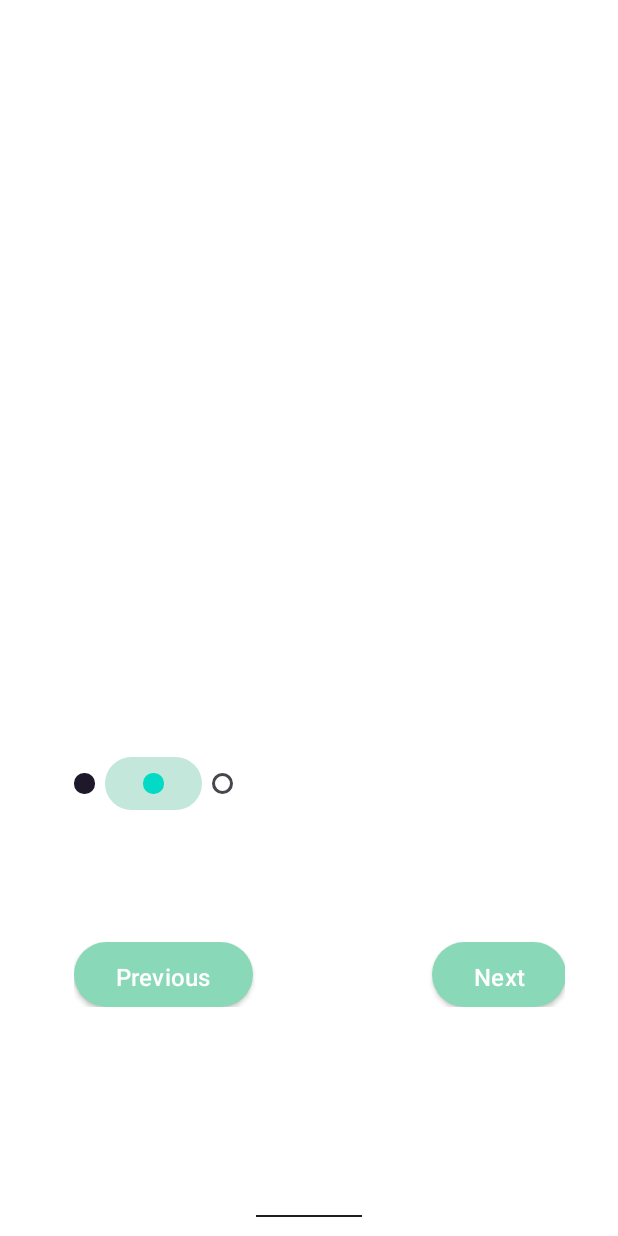
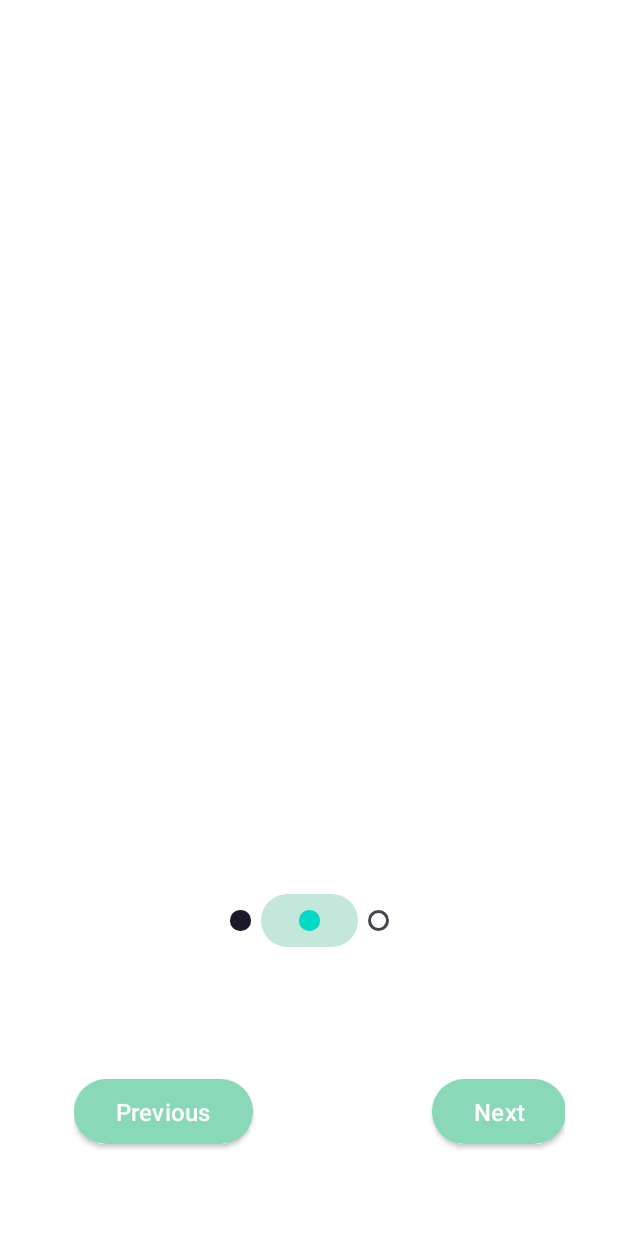
Before and after one commit to Detective-Khalifah/GradTrack, an Android app: the screen it shows after launch (OnboardingScreenOneActivity), on a phone screen of 412 x 824 dp. Run offline under Robolectric (Android 15) with nearby library versions, the phone set to English and light mode, and no system bars; our stand-ins replace data binding; 6 statements that could not run were skipped.

Commit message:
Refactor activity_onboarding_screen_one.xml & activity_onboarding_screen_two.xml

```diff
--- a/app/src/main/java/com/blogspot/thengnet/modules/signupscreenseven/ui/SignUpScreenSevenActivity.kt
+++ b/app/src/main/java/com/blogspot/thengnet/modules/signupscreenseven/ui/SignUpScreenSevenActivity.kt
@@ -8,10 +8,8 @@ import com.blogspot.thengnet.R
 import com.blogspot.thengnet.appcomponents.base.BaseActivity
 import com.blogspot.thengnet.databinding.ActivitySignUpScreenSevenBinding
 import com.blogspot.thengnet.modules.dashboardzero.ui.DashboardZeroActivity
-import com.blogspot.thengnet.modules.signupscreenseven.`data`.viewmodel.SignUpScreenSevenVM
+import com.blogspot.thengnet.modules.signupscreenseven.data.viewmodel.SignUpScreenSevenVM
 import com.blogspot.thengnet.modules.signupscreensix.ui.SignUpScreenSixActivity
-import kotlin.String
-import kotlin.Unit
 
 class SignUpScreenSevenActivity :
     BaseActivity<ActivitySignUpScreenSevenBinding>(R.layout.activity_sign_up_screen_seven) {
@@ -30,7 +28,7 @@ class SignUpScreenSevenActivity :
     binding.imageArrowleft.setOnClickListener {
       finish()
     }
-    binding.linearPrevNextButto.setOnClickListener {
+    binding.linearPrevNextButton.setOnClickListener {
       val destIntent = DashboardZeroActivity.getIntent(this, null)
       startActivity(destIntent)
     }
--- a/app/src/main/res/layout/activity_onboarding_screen_one.xml
+++ b/app/src/main/res/layout/activity_onboarding_screen_one.xml
@@ -1,102 +1,130 @@
 <?xml version="1.0" encoding="UTF-8"?>
-<layout xmlns:android="http://schemas.android.com/apk/res/android" xmlns:tools="http://schemas.android.com/tools">
+<layout xmlns:android="http://schemas.android.com/apk/res/android"
+    xmlns:app="http://schemas.android.com/apk/res-auto"
+    xmlns:tools="http://schemas.android.com/tools">
+
     <data>
-        <variable name="onboardingScreenOneVM" type="com.blogspot.thengnet.modules.onboardingscreenone.data.viewmodel.OnboardingScreenOneVM"/>
+
+        <variable
+            name="onboardingScreenOneVM"
+            type="com.blogspot.thengnet.modules.onboardingscreenone.data.viewmodel.OnboardingScreenOneVM" />
     </data>
-    <LinearLayout android:id="@+id/linearOnboardingScreenOne"
-        android:layout_height="match_parent"
+
+    <androidx.constraintlayout.widget.ConstraintLayout
+        android:id="@+id/constraintOnboardingScreenOne"
+        style="@style/groupStylewhite_A700"
         android:layout_width="match_parent"
-        android:orientation="vertical" style="@style/groupStylewhite_A700">
-        <ImageView android:gravity="start"
+        android:layout_height="match_parent">
+
+        <ImageView
             android:id="@+id/imageImageprocessin"
+            imageRes="@{@drawable/img_imageprocessin_271x360}"
+            android:layout_width="0dp"
             android:layout_height="@dimen/_271pxv"
-            android:layout_marginTop="@dimen/_159pxv"
-            android:layout_width="match_parent"
+            android:gravity="start"
             android:scaleType="fitXY"
-            imageRes="@{@drawable/img_imageprocessin_271x360}"
-            tools:ignore="ContentDescription" tools:src="@drawable/img_imageprocessin_271x360"/>
-        <LinearLayout android:gravity="center_vertical"
+            app:layout_constraintBottom_toBottomOf="parent"
+            app:layout_constraintEnd_toEndOf="parent"
+            app:layout_constraintStart_toStartOf="parent"
+            app:layout_constraintTop_toTopOf="parent"
+            tools:ignore="ContentDescription"
+            tools:src="@drawable/img_imageprocessin_271x360" />
+
+        <LinearLayout
             android:id="@+id/linearOnboardingProg"
+            android:layout_width="wrap_content"
             android:layout_height="wrap_content"
-            android:layout_marginEnd="@dimen/_43pxh"
             android:layout_marginStart="@dimen/_43pxh"
             android:layout_marginTop="@dimen/_33pxv"
-            android:layout_width="wrap_content" android:orientation="horizontal">
+            android:layout_marginEnd="@dimen/_43pxh"
+            android:gravity="center_vertical"
+            android:orientation="horizontal"
+            app:layout_constraintEnd_toEndOf="parent"
+            app:layout_constraintStart_toStartOf="parent"
+            app:layout_constraintTop_toBottomOf="@id/imageImageprocessin">
+
             <View
-                android:background="@drawable/rectangle_bg_gray_901_radius_6"
                 android:id="@+id/viewIcon"
+                android:layout_width="@dimen/_12pxh"
                 android:layout_height="@dimen/_12pxh"
+                android:layout_marginTop="@dimen/_10pxv"
                 android:layout_marginBottom="@dimen/_10pxv"
-                android:layout_marginTop="@dimen/_10pxv" android:layout_width="@dimen/_12pxh"/>
-            <LinearLayout android:gravity="center_horizontal"
+                android:background="@drawable/rectangle_bg_gray_901_radius_6" />
+
+            <LinearLayout
                 android:id="@+id/linearSegment"
+                style="@style/groupStylegreen_100cornerRadius"
+                android:layout_width="0dp"
                 android:layout_height="wrap_content"
                 android:layout_marginStart="@dimen/_6pxh"
-                android:layout_weight="0.7" android:layout_width="0dp"
-                android:orientation="vertical" style="@style/groupStylegreen_100cornerRadius">
+                android:layout_weight="0.7"
+                android:gravity="center_horizontal"
+                android:orientation="vertical">
+
                 <View
-                    android:background="@drawable/rectangle_bg_teal_200_radius_6"
                     android:id="@+id/viewIconOne"
+                    android:layout_width="@dimen/_12pxh"
+                    android:layout_height="@dimen/_12pxh"
                     android:layout_gravity="center_horizontal"
-                    android:layout_height="@dimen/_12pxh"
+                    android:layout_marginStart="@dimen/_22pxh"
+                    android:layout_marginTop="@dimen/_10pxv"
+                    android:layout_marginEnd="@dimen/_22pxh"
                     android:layout_marginBottom="@dimen/_10pxv"
-                    android:layout_marginEnd="@dimen/_22pxh"
-                    android:layout_marginStart="@dimen/_22pxh"
-                    android:layout_marginTop="@dimen/_10pxv" android:layout_width="@dimen/_12pxh"/>
+                    android:background="@drawable/rectangle_bg_teal_200_radius_6" />
             </LinearLayout>
+
             <View
-                android:background="@drawable/rectangle_border_gray_800_radius_6"
                 android:id="@+id/viewIconTwo"
+                android:layout_width="@dimen/_12pxh"
                 android:layout_height="@dimen/_12pxh"
+                android:layout_marginStart="@dimen/_6pxh"
+                android:layout_marginTop="@dimen/_10pxv"
                 android:layout_marginBottom="@dimen/_10pxv"
-                android:layout_marginStart="@dimen/_6pxh"
-                android:layout_marginTop="@dimen/_10pxv" android:layout_width="@dimen/_12pxh"/>
+                android:background="@drawable/rectangle_border_gray_800_radius_6" />
         </LinearLayout>
-        <LinearLayout android:id="@+id/linearPrevNextButto"
+
+        <LinearLayout
+            android:id="@+id/linearPrevNextButton"
+            android:layout_width="match_parent"
             android:layout_height="wrap_content"
-            android:layout_marginEnd="@dimen/_31pxh"
             android:layout_marginStart="@dimen/_43pxh"
             android:layout_marginTop="@dimen/_81pxv"
-            android:layout_width="match_parent" android:orientation="horizontal">
+            android:layout_marginEnd="@dimen/_31pxh"
+            android:orientation="horizontal"
+            app:layout_constraintEnd_toEndOf="parent"
+            app:layout_constraintStart_toStartOf="parent"
+            app:layout_constraintTop_toBottomOf="@id/linearOnboardingProg">
+
             <androidx.appcompat.widget.AppCompatButton
-                android:ellipsize="end" android:gravity="center"
                 android:id="@+id/btnPrevious"
+                style="@style/btnSolidRounded"
+                android:layout_width="@dimen/_104pxh"
                 android:layout_height="@dimen/_40pxv"
-                android:layout_width="@dimen/_104pxh"
+                android:layout_marginBottom="@dimen/_8pxh"
+                android:ellipsize="end"
+                android:gravity="center"
                 android:letterSpacing="0.01"
                 android:lineSpacingExtra="@dimen/_3pxh"
-                android:paddingBottom="@dimen/_11pxv"
-                android:paddingEnd="@dimen/_24pxh"
-                android:paddingStart="@dimen/_24pxh"
-                android:paddingTop="@dimen/_11pxv"
                 android:singleLine="true"
                 android:text="@string/lbl_previous"
                 android:textAllCaps="false"
-                style="@style/btnSolidRounded" tools:text="@string/lbl_previous"/>
+                tools:text="@string/lbl_previous" />
+
             <androidx.appcompat.widget.AppCompatButton
-                android:ellipsize="end" android:gravity="center"
                 android:id="@+id/btnNext"
+                style="@style/btnSolidRounded"
+                android:layout_width="@dimen/_78pxh"
                 android:layout_height="@dimen/_40pxv"
                 android:layout_marginStart="@dimen/_104pxh"
-                android:layout_width="@dimen/_78pxh"
+                android:layout_marginBottom="@dimen/_8pxh"
+                android:ellipsize="end"
+                android:gravity="center"
                 android:letterSpacing="0.01"
                 android:lineSpacingExtra="@dimen/_3pxh"
-                android:paddingBottom="@dimen/_11pxv"
-                android:paddingEnd="@dimen/_24pxh"
-                android:paddingStart="@dimen/_24pxh"
-                android:paddingTop="@dimen/_11pxv"
                 android:singleLine="true"
                 android:text="@string/lbl_next"
                 android:textAllCaps="false"
-                style="@style/btnSolidRounded" tools:text="@string/lbl_next"/>
+                tools:text="@string/lbl_next" />
         </LinearLayout>
-        <View android:background="@drawable/rectangle_bg_gray_900"
-            android:id="@+id/lineHome"
-            android:layout_gravity="center_horizontal"
-            android:layout_height="@dimen/_1pxv"
-            android:layout_marginBottom="@dimen/_9pxv"
-            android:layout_marginEnd="@dimen/_43pxh"
-            android:layout_marginStart="@dimen/_43pxh"
-            android:layout_marginTop="@dimen/_127pxv" android:layout_width="@dimen/_62pxh"/>
-    </LinearLayout>
+    </androidx.constraintlayout.widget.ConstraintLayout>
 </layout>
--- a/app/src/main/res/layout/activity_onboarding_screen_zero.xml
+++ b/app/src/main/res/layout/activity_onboarding_screen_zero.xml
@@ -11,7 +11,7 @@
     </data>
 
     <androidx.constraintlayout.widget.ConstraintLayout
-        android:id="@+id/constraintOnboardingScreenZ"
+        android:id="@+id/constraintOnboardingScreenZero"
         style="@style/groupStylewhite_A700"
         android:layout_width="match_parent"
         android:layout_height="match_parent">
--- a/app/src/main/res/layout/activity_sign_up_screen_five.xml
+++ b/app/src/main/res/layout/activity_sign_up_screen_five.xml
@@ -73,7 +73,7 @@
                 android:orientation="vertical"
                 app:layoutManager="androidx.recyclerview.widget.LinearLayoutManager"
                 itemSpace="@{@dimen/_9pxh}" tools:itemCount="2" tools:listitem="@layout/row_listcreatefromfra1"/>
-            <LinearLayout android:id="@+id/linearPrevNextButto"
+            <LinearLayout android:id="@+id/linearPrevNextButton"
                 android:layout_height="wrap_content"
                 android:layout_marginTop="@dimen/_49pxv"
                 android:layout_width="match_parent" android:orientation="horizontal">
--- a/app/src/main/res/layout/activity_sign_up_screen_four.xml
+++ b/app/src/main/res/layout/activity_sign_up_screen_four.xml
@@ -73,7 +73,7 @@
                 android:orientation="vertical"
                 app:layoutManager="androidx.recyclerview.widget.LinearLayoutManager"
                 itemSpace="@{@dimen/_28pxh}" tools:itemCount="2" tools:listitem="@layout/row_listcreatefromfra"/>
-            <LinearLayout android:id="@+id/linearPrevNextButto"
+            <LinearLayout android:id="@+id/linearPrevNextButton"
                 android:layout_height="wrap_content"
                 android:layout_marginTop="@dimen/_30pxv"
                 android:layout_width="match_parent" android:orientation="horizontal">
--- a/app/src/main/res/layout/activity_sign_up_screen_one.xml
+++ b/app/src/main/res/layout/activity_sign_up_screen_one.xml
@@ -235,7 +235,7 @@
                     app:layoutManager="androidx.recyclerview.widget.LinearLayoutManager"
                     itemSpace="@{@dimen/_20pxh}" tools:itemCount="3" tools:listitem="@layout/row_listlabeltext1"/>
             </LinearLayout>
-            <LinearLayout android:id="@+id/linearPrevNextButto"
+            <LinearLayout android:id="@+id/linearPrevNextButton"
                 android:layout_height="wrap_content"
                 android:layout_marginEnd="@dimen/_3pxh"
                 android:layout_marginStart="@dimen/_2pxh"
--- a/app/src/main/res/layout/activity_sign_up_screen_seven.xml
+++ b/app/src/main/res/layout/activity_sign_up_screen_seven.xml
@@ -162,7 +162,7 @@
                 android:text="@{signUpScreenSevenVM.signUpScreenSevenModel.txtDidntreceive}"
                 style="@style/txtRobotoromanregular14" tools:text="@string/msg_didn_t_receive"/>
             <LinearLayout android:gravity="end"
-                android:id="@+id/linearPrevNextButto"
+                android:id="@+id/linearPrevNextButton"
                 android:layout_height="wrap_content"
                 android:layout_marginStart="@dimen/_10pxh"
                 android:layout_marginTop="@dimen/_146pxv"
--- a/app/src/main/res/layout/activity_sign_up_screen_six.xml
+++ b/app/src/main/res/layout/activity_sign_up_screen_six.xml
@@ -72,7 +72,7 @@
                 android:orientation="vertical"
                 app:layoutManager="androidx.recyclerview.widget.LinearLayoutManager"
                 itemSpace="@{@dimen/_9pxh}" tools:itemCount="2" tools:listitem="@layout/row_listcreatefromfra2"/>
-            <LinearLayout android:id="@+id/linearPrevNextButto"
+            <LinearLayout android:id="@+id/linearPrevNextButton"
                 android:layout_height="wrap_content"
                 android:layout_marginTop="@dimen/_49pxv"
                 android:layout_width="match_parent" android:orientation="horizontal">
--- a/app/src/main/res/layout/activity_sign_up_screen_three.xml
+++ b/app/src/main/res/layout/activity_sign_up_screen_three.xml
@@ -22,7 +22,7 @@
                 android:orientation="vertical"
                 app:layoutManager="androidx.recyclerview.widget.LinearLayoutManager"
                 itemSpace="@{@dimen/_20pxh}" tools:itemCount="4" tools:listitem="@layout/row_listlabeltext3"/>
-            <LinearLayout android:id="@+id/linearPrevNextButto"
+            <LinearLayout android:id="@+id/linearPrevNextButton"
                 android:layout_height="wrap_content"
                 android:layout_marginEnd="@dimen/_3pxh"
                 android:layout_marginStart="@dimen/_2pxh"
--- a/app/src/main/res/layout/activity_sign_up_screen_two.xml
+++ b/app/src/main/res/layout/activity_sign_up_screen_two.xml
@@ -22,7 +22,7 @@
                 android:orientation="vertical"
                 app:layoutManager="androidx.recyclerview.widget.LinearLayoutManager"
                 itemSpace="@{@dimen/_20pxh}" tools:itemCount="4" tools:listitem="@layout/row_listlabeltext2"/>
-            <LinearLayout android:id="@+id/linearPrevNextButto"
+            <LinearLayout android:id="@+id/linearPrevNextButton"
                 android:layout_height="wrap_content"
                 android:layout_marginEnd="@dimen/_3pxh"
                 android:layout_marginStart="@dimen/_2pxh"
```
Also changed, not shown: app/src/main/java/com/blogspot/thengnet/modules/signupscreenfive/ui/SignUpScreenFiveActivity.kt (+3 -6 lines), app/src/main/java/com/blogspot/thengnet/modules/signupscreenfour/ui/SignUpScreenFourActivity.kt (+3 -6 lines), app/src/main/java/com/blogspot/thengnet/modules/signupscreensix/ui/SignUpScreenSixActivity.kt (+3 -6 lines), app/src/main/java/com/blogspot/thengnet/modules/signupscreenthree/ui/SignUpScreenThreeActivity.kt (+3 -6 lines), app/src/main/java/com/blogspot/thengnet/modules/signupscreentwo/ui/SignUpScreenTwoActivity.kt (+3 -6 lines), app/src/main/res/layout/activity_onboarding_screen_two.xml (+80 -52 lines).
